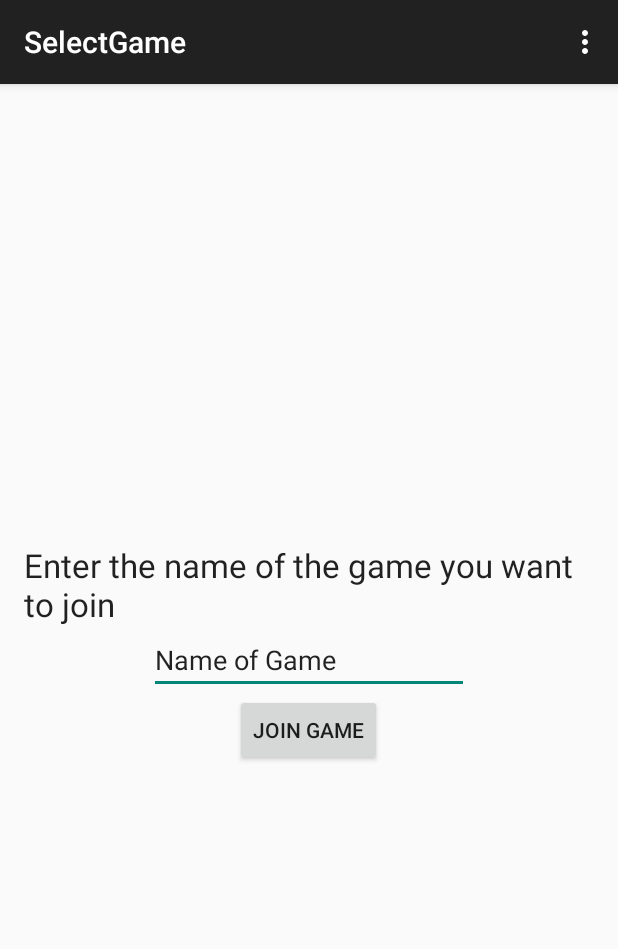
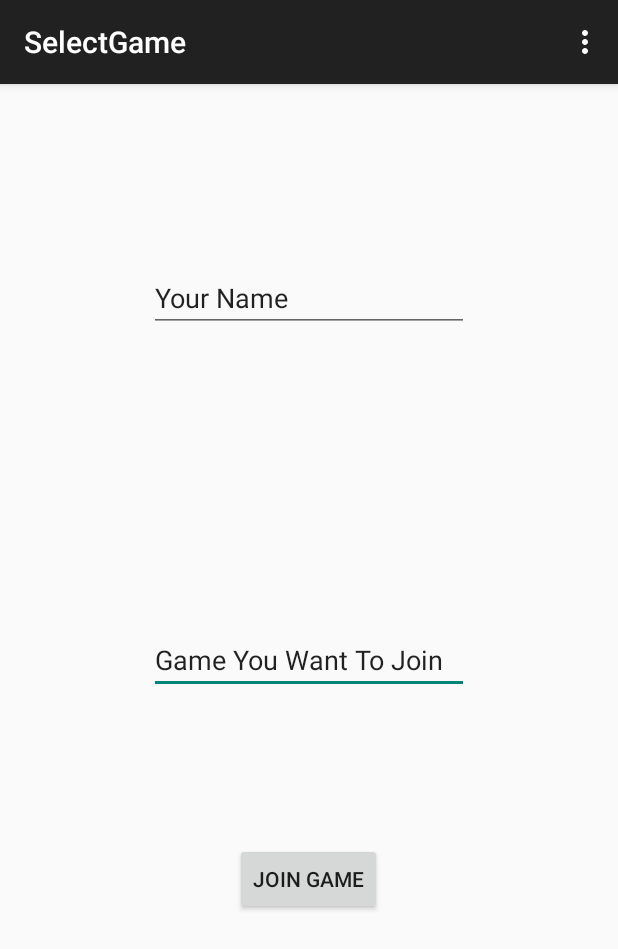
Before and after one commit to timothybranch/nwhacks2015, an Android app: the SelectGame screen opened directly, with no data from a screen before it, on a phone screen of 412 x 824 dp. Shown: the top 949 px of the screen. Run offline under Robolectric (Android 15) with nearby library versions, the phone set to English and light mode, and no system bars.

Commit message:
moved the name again

```diff
--- a/app/src/main/res/layout/activity_select_game.xml
+++ b/app/src/main/res/layout/activity_select_game.xml
@@ -12,6 +12,7 @@
         android:layout_height="wrap_content"
         android:text="Join Game"
         android:id="@+id/buttonJoin"
+        android:layout_marginTop="99dp"
         android:layout_below="@+id/nameOfGame"
         android:layout_centerHorizontal="true" />
 
@@ -19,20 +20,22 @@
         android:layout_width="wrap_content"
         android:layout_height="wrap_content"
         android:inputType="textPersonName"
-        android:text="Name of Game"
+        android:text="Game You Want To Join"
         android:ems="10"
         android:id="@+id/nameOfGame"
         android:layout_centerVertical="true"
         android:layout_centerHorizontal="true" />
 
-    <TextView
+    <EditText
         android:layout_width="wrap_content"
         android:layout_height="wrap_content"
-        android:textAppearance="?android:attr/textAppearanceLarge"
-        android:text="Enter the name of the game you want to join"
-        android:id="@+id/textView"
-        android:layout_above="@+id/nameOfGame"
-        android:layout_alignParentLeft="true"
-        android:layout_alignParentStart="true" />
+        android:inputType="textPersonName"
+        android:text="Your Name"
+        android:ems="10"
+        android:id="@+id/editText"
+        android:layout_alignParentTop="true"
+        android:layout_alignLeft="@+id/nameOfGame"
+        android:layout_alignStart="@+id/nameOfGame"
+        android:layout_marginTop="104dp" />
 
 </RelativeLayout>
```
Also changed, not shown: app/src/main/res/layout/activity_main.xml (+0 -10 lines), app/src/main/res/layout/activity_new_game.xml (+15 -4 lines).
